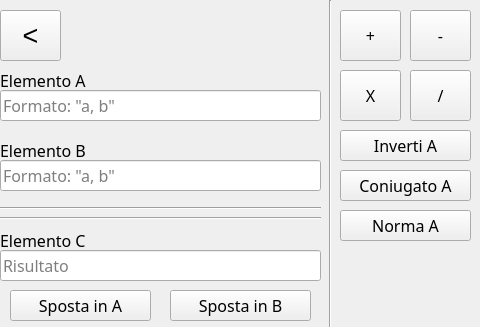
Before: the Qt Designer form views/complexview.ui in Sennare/kalk_p2, drawn with Qt 5.
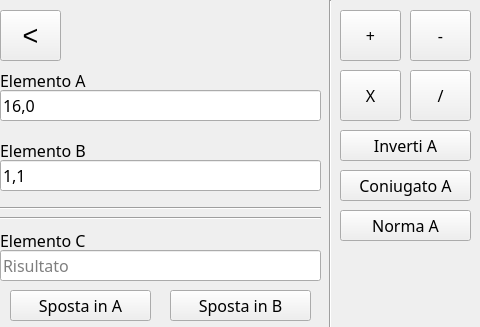
After: the same form once the commit is applied.

Patch:
```diff
--- a/views/complexview.ui
+++ b/views/complexview.ui
@@ -66,6 +66,9 @@
      <pointsize>12</pointsize>
     </font>
    </property>
+   <property name="text">
+    <string>16,0</string>
+   </property>
    <property name="placeholderText">
     <string>Formato: &quot;a, b&quot;</string>
    </property>
@@ -85,6 +88,9 @@
      <pointsize>12</pointsize>
     </font>
    </property>
+   <property name="text">
+    <string>1,1</string>
+   </property>
    <property name="placeholderText">
     <string>Formato: &quot;a, b&quot;</string>
    </property>
```
